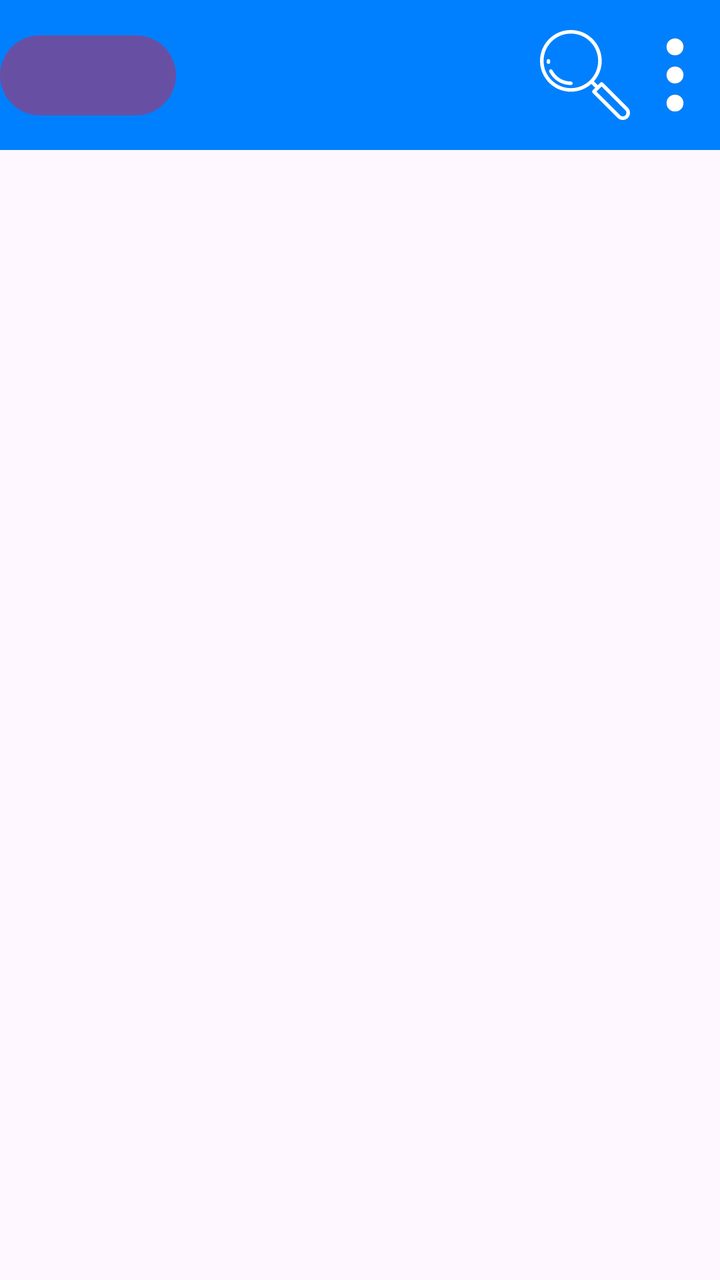
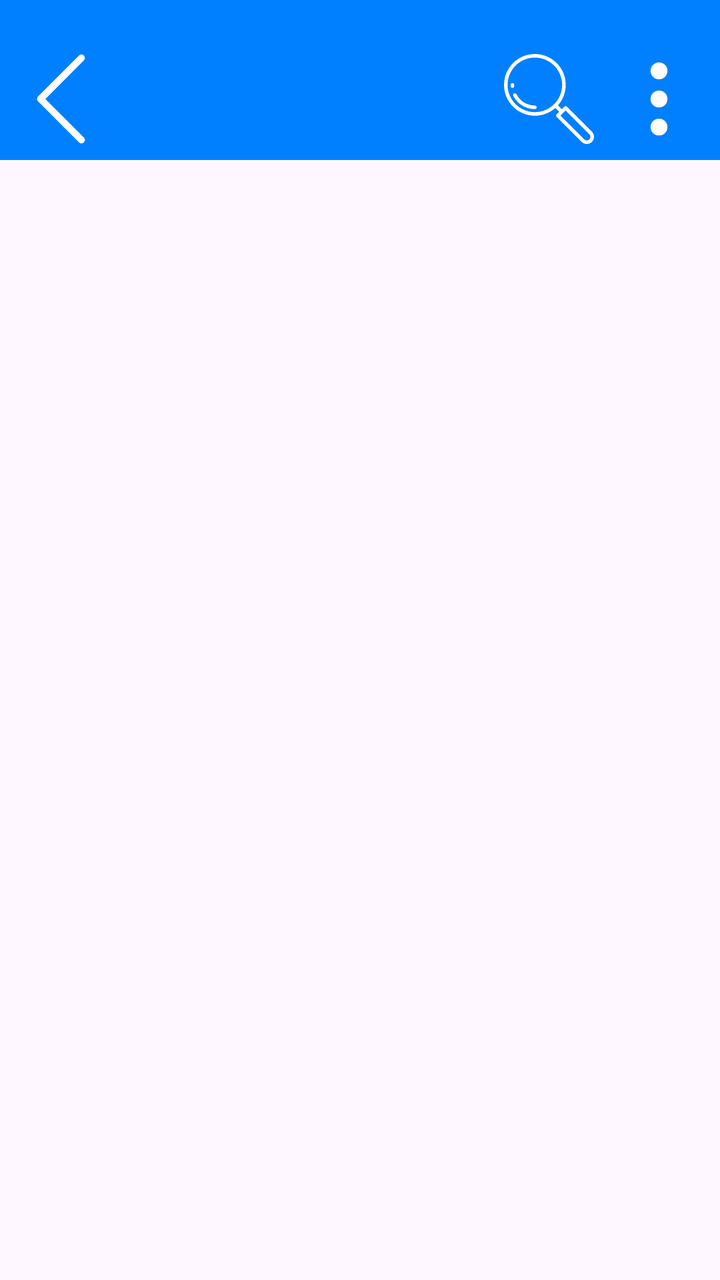

An Android layout rendered at two revisions. The XML below is the earlier revision; the diff shows what the commit changed to produce the second picture.
<!-- AndroidManifest.xml: application theme Theme.wmsRemote -->
<!-- res/layout/activity_main.xml -->
<?xml version="1.0" encoding="utf-8"?>
<androidx.constraintlayout.widget.ConstraintLayout xmlns:android="http://schemas.android.com/apk/res/android"
    xmlns:app="http://schemas.android.com/apk/res-auto"
    xmlns:tools="http://schemas.android.com/tools"
    android:id="@+id/main"
    android:layout_width="match_parent"
    android:layout_height="match_parent"
    tools:context=".MainActivity"
    android:orientation="vertical">

    <androidx.constraintlayout.widget.ConstraintLayout
        android:layout_width="match_parent"
        android:layout_height="75dp"
        android:background="@color/regularBlue"
        android:orientation="horizontal"
        app:layout_constraintEnd_toEndOf="parent"
        app:layout_constraintTop_toTopOf="parent">

        <ImageButton
            android:id="@+id/imageButton"
            android:layout_width="wrap_content"
            android:layout_height="wrap_content"
            android:background="@null"
            android:src="@drawable/threedostreal"
            app:layout_constraintBottom_toBottomOf="parent"
            app:layout_constraintEnd_toEndOf="parent"
            app:layout_constraintTop_toTopOf="parent" />

        <ImageButton
            android:layout_width="wrap_content"
            android:layout_height="wrap_content"
            android:background="@null"
            android:src="@drawable/loupe_search_svgrepo_com"
            app:layout_constraintBottom_toBottomOf="parent"
            app:layout_constraintEnd_toStartOf="@+id/imageButton"
            app:layout_constraintTop_toTopOf="parent" />

        <Button
            android:id="@+id/btnBack"
            android:layout_width="wrap_content"
            android:layout_height="wrap_content"
            app:layout_constraintBottom_toBottomOf="parent"
            app:layout_constraintStart_toStartOf="parent"
            app:layout_constraintTop_toTopOf="parent"
            android:visibility="visible">

        </Button>


    </androidx.constraintlayout.widget.ConstraintLayout>

    <androidx.fragment.app.FragmentContainerView
        android:id="@+id/fragmentContainer"
        android:layout_width="match_parent"
        android:paddingTop="85dp"
        android:layout_height="match_parent"/>









</androidx.constraintlayout.widget.ConstraintLayout>
<!-- resources referenced by this layout -->
<resources>
  <color name="regularBlue">#0080fe</color>
  <!-- drawable loupe_search_svgrepo_com (drawable) -->
  <vector xmlns:android="http://schemas.android.com/apk/res/android" android:height="45dp" android:viewportHeight="512" android:viewportWidth="512" android:width="45dp">
        
      <path android:fillColor="#FFFFFF" android:pathData="M499.99,441.99L357.59,299.59c-3.98,-3.98 -10.44,-3.98 -14.43,0l-14.58,14.58l-21.92,-21.92c27.65,-31.04 44.49,-71.92 44.49,-116.66c0,-96.81 -78.76,-175.57 -175.57,-175.57S0,78.77 0,175.59s78.76,175.57 175.57,175.57c44.74,0 85.62,-16.83 116.66,-44.49l21.92,21.92l-14.58,14.58c-3.98,3.98 -3.98,10.44 0,14.43l142.4,142.4c0,0 0,0 0,0c8,7.99 18.5,11.99 29,11.99c10.5,0 21.01,-4 29,-11.99c7.75,-7.75 12.01,-18.05 12.01,-29C512,460.04 507.73,449.74 499.99,441.99zM175.57,330.76c-85.57,0 -155.18,-69.61 -155.18,-155.18c0,-85.57 69.61,-155.18 155.18,-155.18S330.75,90.02 330.75,175.59S261.14,330.76 175.57,330.76zM485.56,485.57c-8.04,8.04 -21.11,8.04 -29.16,0h0L321.22,350.39l29.16,-29.16l135.19,135.19c3.89,3.89 6.04,9.07 6.04,14.58C491.6,476.5 489.46,481.68 485.56,485.57z"/>
        
      <path android:fillColor="#FFFFFF" android:pathData="M58.31,182.02c-0.12,-2.13 -0.17,-4.3 -0.17,-6.44c0,-5.63 -4.57,-10.2 -10.2,-10.2c-5.63,0 -10.2,4.57 -10.2,10.2c0,2.51 0.07,5.05 0.2,7.54c0.29,5.44 4.8,9.65 10.18,9.65c0.19,0 0.37,-0 0.56,-0.01C54.3,192.46 58.61,187.65 58.31,182.02z"/>
        
      <path android:fillColor="#FFFFFF" android:pathData="M175.57,293.02c-44.36,0 -84.46,-24.56 -104.65,-64.09c-2.56,-5.02 -8.7,-7.01 -13.72,-4.44c-5.02,2.56 -7.01,8.71 -4.44,13.72c23.7,46.39 70.76,75.21 122.82,75.21c5.63,0 10.2,-4.57 10.2,-10.2S181.21,293.02 175.57,293.02z"/>
      
  </vector>
  <!-- drawable threedostreal: vector/xml drawable (drawable, 12170 chars, omitted) -->
  <style name="Theme.wmsRemote" parent="Base.Theme.wmsRemote" />
  <style name="Base.Theme.wmsRemote" parent="Theme.Material3.DayNight.NoActionBar">
          
          
      </style>
</resources>

<!-- the commit's change to res/layout/activity_main.xml (unified diff, before → after) -->
@@ -10,41 +10,50 @@
 
     <androidx.constraintlayout.widget.ConstraintLayout
         android:layout_width="match_parent"
-        android:layout_height="75dp"
+        android:layout_height="80dp"
+        android:padding="0dp"
         android:background="@color/regularBlue"
         android:orientation="horizontal"
         app:layout_constraintEnd_toEndOf="parent"
         app:layout_constraintTop_toTopOf="parent">
 
         <ImageButton
-            android:id="@+id/imageButton"
+            android:id="@+id/btnThreeDots"
             android:layout_width="wrap_content"
             android:layout_height="wrap_content"
-            android:background="@null"
+            android:background="@drawable/selector_background"
             android:src="@drawable/threedostreal"
+            android:padding="5dp"
+            android:layout_marginBottom="3dp"
+            android:layout_marginEnd="3dp"
             app:layout_constraintBottom_toBottomOf="parent"
-            app:layout_constraintEnd_toEndOf="parent"
-            app:layout_constraintTop_toTopOf="parent" />
+            app:layout_constraintEnd_toEndOf="parent" />
 
         <ImageButton
+            android:id="@+id/btnSearch"
             android:layout_width="wrap_content"
             android:layout_height="wrap_content"
-            android:background="@null"
+            android:background="@drawable/selector_background"
             android:src="@drawable/loupe_search_svgrepo_com"
+            android:padding="5dp"
+            android:layout_marginBottom="3dp"
             app:layout_constraintBottom_toBottomOf="parent"
-            app:layout_constraintEnd_toStartOf="@+id/imageButton"
-            app:layout_constraintTop_toTopOf="parent" />
+            app:layout_constraintEnd_toStartOf="@+id/btnThreeDots" />
 
-        <Button
+        <ImageButton
             android:id="@+id/btnBack"
             android:layout_width="wrap_content"
             android:layout_height="wrap_content"
             app:layout_constraintBottom_toBottomOf="parent"
             app:layout_constraintStart_toStartOf="parent"
-            app:layout_constraintTop_toTopOf="parent"
+            android:background="@drawable/selector_background"
+            android:src="@drawable/arrow_left"
+            android:padding="5dp"
+            android:layout_marginStart="3dp"
+            android:layout_marginBottom="3dp"
             android:visibility="visible">
 
-        </Button>
+        </ImageButton>
 
 
     </androidx.constraintlayout.widget.ConstraintLayout>
<!-- resource entries referenced after the edit -->
@@ -1,6 +1,12 @@
 <!-- resources referenced by this layout -->
 <resources>
   <color name="regularBlue">#0080fe</color>
+  <!-- drawable arrow_left (drawable) -->
+  <vector xmlns:android="http://schemas.android.com/apk/res/android" android:height="45dp" android:viewportHeight="256" android:viewportWidth="256" android:width="45dp">
+        
+      <path android:fillColor="#FFFFFF" android:fillType="nonZero" android:pathData="M186.16,254.31c2.52,0 5.04,-0.96 6.95,-2.88c3.84,-3.84 3.84,-10.07 0,-13.91L83.46,127.86L193.12,18.2c3.84,-3.84 3.84,-10.07 0,-13.91c-3.84,-3.84 -10.07,-3.84 -13.91,0l-116.61,116.61c-3.84,3.84 -3.84,10.07 0,13.91l116.61,116.61C181.13,253.35 183.65,254.31 186.16,254.31z" android:strokeColor="#00000000" android:strokeLineCap="butt" android:strokeLineJoin="miter" android:strokeWidth="2.81"/>
+      
+  </vector>
   <!-- drawable loupe_search_svgrepo_com (drawable) -->
   <vector xmlns:android="http://schemas.android.com/apk/res/android" android:height="45dp" android:viewportHeight="512" android:viewportWidth="512" android:width="45dp">
         
@@ -11,6 +17,25 @@
       <path android:fillColor="#FFFFFF" android:pathData="M175.57,293.02c-44.36,0 -84.46,-24.56 -104.65,-64.09c-2.56,-5.02 -8.7,-7.01 -13.72,-4.44c-5.02,2.56 -7.01,8.71 -4.44,13.72c23.7,46.39 70.76,75.21 122.82,75.21c5.63,0 10.2,-4.57 10.2,-10.2S181.21,293.02 175.57,293.02z"/>
       
   </vector>
+  <!-- drawable selector_background (drawable) -->
+  <?xml version="1.0" encoding="utf-8"?>
+  <selector xmlns:android="http://schemas.android.com/apk/res/android">
+  
+      <item android:state_pressed="true">
+          <shape android:shape="rectangle">
+              <solid android:color="#2b579a" /> 
+              <corners android:radius="12dp"/>
+          </shape>
+      </item>
+  
+          
+      <item>
+          <shape android:shape="rectangle">
+              <solid android:color="@color/regularBlue" /> 
+              <corners android:radius="12dp"/>
+          </shape>
+      </item>
+  </selector>
   <!-- drawable threedostreal: vector/xml drawable (drawable, 12170 chars, omitted) -->
   <style name="Theme.wmsRemote" parent="Base.Theme.wmsRemote" />
   <style name="Base.Theme.wmsRemote" parent="Theme.Material3.DayNight.NoActionBar">
